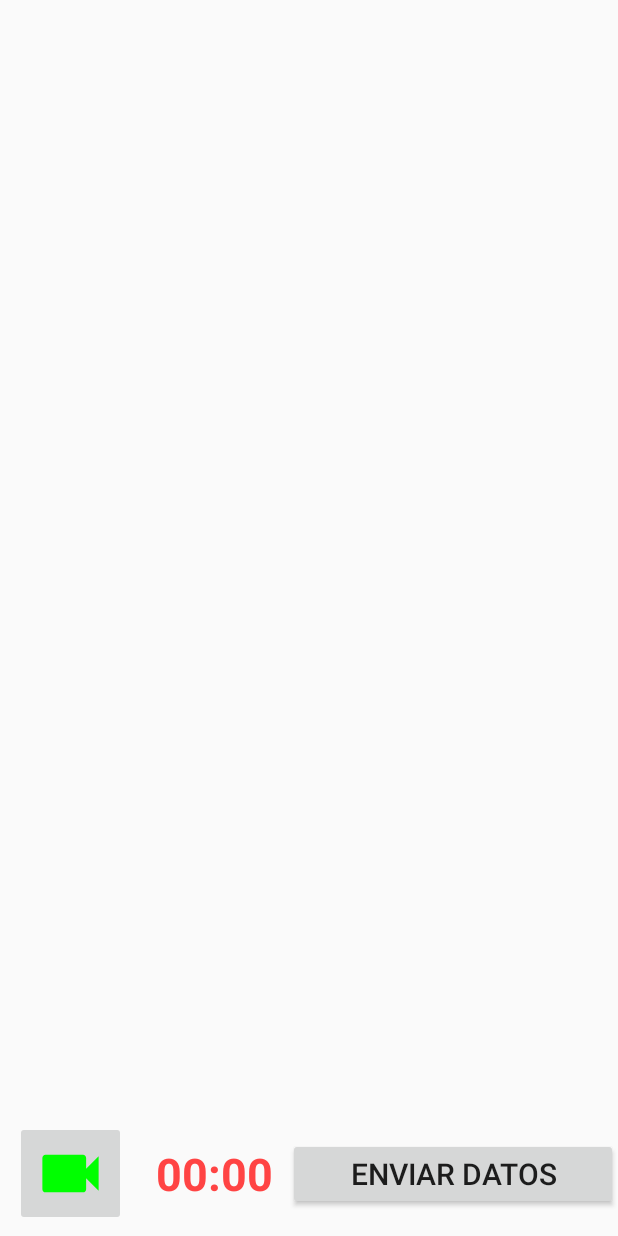
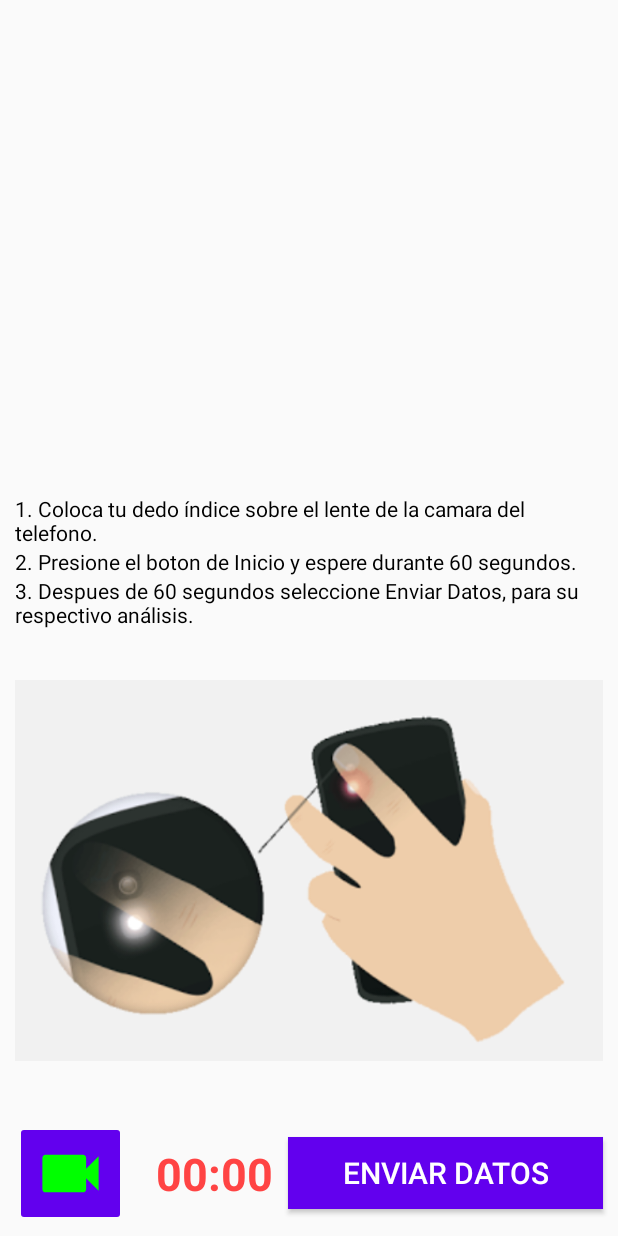
Before and after one commit to OscarToaquiza/covid_life_git, an Android app: the layout activity_camera_data.xml on its own in the app's theme, with its tools: preview values and no code run, on a phone screen of 412 x 824 dp. Run offline under Robolectric (Android 15) with nearby library versions, the phone set to English and light mode, and no system bars.

Commit message:
Ajuste de GRAFICAS 1, codigo LIMPIO, se añadio images y texto ilustrativo sobre el modulo.

```diff
--- a/app/src/main/res/layout/activity_camera_data.xml
+++ b/app/src/main/res/layout/activity_camera_data.xml
@@ -12,7 +12,9 @@
     <FrameLayout
         android:layout_width="match_parent"
         android:layout_height="0dp"
-        android:layout_weight="0.5">
+        android:layout_weight="0.4"
+        android:backgroundTint="@color/colorPrimary"
+        >
         <org.opencv.android.JavaCameraView
             android:id="@+id/camaraOpenCV"
             android:layout_width="match_parent"
@@ -25,33 +27,46 @@
     <LinearLayout
         android:layout_width="match_parent"
         android:layout_height="0dp"
-        android:layout_weight="0.4"
+        android:layout_weight="0.5"
         android:orientation="vertical">
+        <TextView
+            android:id="@+id/textView3"
+            android:layout_width="match_parent"
+            android:layout_height="wrap_content"
+            android:text="@string/text_instruccion_1"
+            android:textColor="@color/colorBlack"
+            android:layout_marginStart="10dp"
+            android:layout_marginEnd="10dp"
+            />
 
-
-
-        <!--<TextView
+        <TextView
             android:id="@+id/textView5"
             android:layout_width="match_parent"
             android:layout_height="wrap_content"
-            android:text="Coloca tu dedo indice detras de la camara"
-            android:textSize="14dp"
-            android:gravity="center_horizontal"
-           />
+            android:text="@string/text_instruccion_2"
+            android:textColor="@color/colorBlack"
+            android:layout_marginStart="10dp"
+            android:layout_marginEnd="10dp"
+            />
 
-
-        <LinearLayout
+        <TextView
+            android:id="@+id/textView6"
             android:layout_width="match_parent"
             android:layout_height="wrap_content"
-            android:orientation="horizontal"
-            >
-            <Button
-                android:id="@+id/btnModoRGB"
-                android:layout_width="wrap_content"
-                android:layout_height="wrap_content"
-                android:text="@string/btn_modo_rgb"></Button>
-        </LinearLayout>
-   -->
+            android:text="@string/text_instruccion_3"
+            android:textColor="@color/colorBlack"
+            android:layout_marginStart="10dp"
+            android:layout_marginEnd="10dp"
+            />
+
+        <ImageView
+            android:id="@+id/imageView"
+            android:layout_width="wrap_content"
+            android:layout_height="wrap_content"
+            android:layout_margin="10dp"
+            android:src="@drawable/captura_dedo"
+            android:outlineAmbientShadowColor="@color/colorPrimary"
+            />
 
     </LinearLayout>
 
@@ -66,14 +81,13 @@
             android:id="@+id/btnIniciarTiempo"
             android:layout_width="wrap_content"
             android:layout_height="wrap_content"
-
             android:layout_marginLeft="10dp"
-
             android:layout_alignParentStart="true"
             android:layout_alignParentBottom="true"
-
             android:layout_gravity="center|center_horizontal|center_vertical"
-            android:src="@drawable/icon_play_green" />
+            android:src="@drawable/icon_play_green"
+            android:backgroundTint="@color/colorPrimary"
+            />
 
         <Chronometer
             android:id="@+id/ChronometerTime"
@@ -89,17 +103,16 @@
             android:id="@+id/btnEnviarTiempo"
             android:layout_width="match_parent"
             android:layout_height="wrap_content"
-
             android:layout_alignParentStart="true"
-
             android:layout_alignParentBottom="true"
-
-
             android:layout_gravity="center_vertical"
             android:layout_marginLeft="10dp"
             android:src="@drawable/icon_play_green"
             android:text="Enviar Datos"
             android:textSize="20dp"
+            android:background="@color/colorPrimary"
+            android:textColor="@color/colorBlanco"
+            android:layout_marginRight="10dp"
             />
 
     </LinearLayout>
--- a/app/src/main/res/values/colors.xml
+++ b/app/src/main/res/values/colors.xml
@@ -3,4 +3,6 @@
     <color name="colorPrimary">#6200EE</color>
     <color name="colorPrimaryDark">#3700B3</color>
     <color name="colorAccent">#03DAC5</color>
+    <color name="colorBlanco">#FFFFFF</color>
+    <color name="colorBlack">#000000</color>
 </resources>
--- a/app/src/main/res/values/strings.xml
+++ b/app/src/main/res/values/strings.xml
@@ -3,8 +3,18 @@
     <string name="btn_home">Iniciar</string>
 
     <string name="btn_tomar_pulsos">Tomar Signos Vitales</string>
-    <string name="text__titulo_pulso_cardiaco">Ritmo Cardiaco Promedio</string>
+    <string name="text__titulo_pulso_cardiaco">Ritmo Cardiaco Prom</string>
     <string name="text_pulso_cardiaco"> -- </string>
-    <string name="text_tiutlo_temperatura">Temperatura Promedio</string>
+    <string name="text_tiutlo_temperatura">Temperatura Prom</string>
     <string name="text_temperatura"> -- ªC </string>
+
+    <string name="text_ritmos_cardiaco">
+        Su frecuencia cardíaca, o pulso, es el número de veces que su corazón late por minuto.
+        La frecuencia cardíaca normal varía de una persona a otra.
+        Conocer la suya puede ser un indicador importante de salud cardíaca.
+    </string>
+    <!-- https://www.goredforwomen.org/es/health-topics/high-blood-pressure/the-facts-about-high-blood-pressure/all-about-heart-rate-pulse -->
+    <string name="text_instruccion_1">1. Coloca tu dedo índice sobre el lente de la camara del telefono.</string>
+    <string name="text_instruccion_2">2. Presione el boton de Inicio y espere durante 60 segundos.</string>
+    <string name="text_instruccion_3">3. Despues de 60 segundos seleccione "Enviar Datos", para su respectivo análisis.</string>
 </resources>
```
Also changed, not shown: app/src/main/java/com/covid/life/manage/camera/pre_camera.java (+39 -77 lines), app/src/main/res/layout/activity_pre_camera.xml (+103 -71 lines), app/src/main/res/drawable/captura_dedo.png (added), app/src/main/res/drawable/ritmo.jpg (added), app/src/main/ritmo-playstore.png (added).
